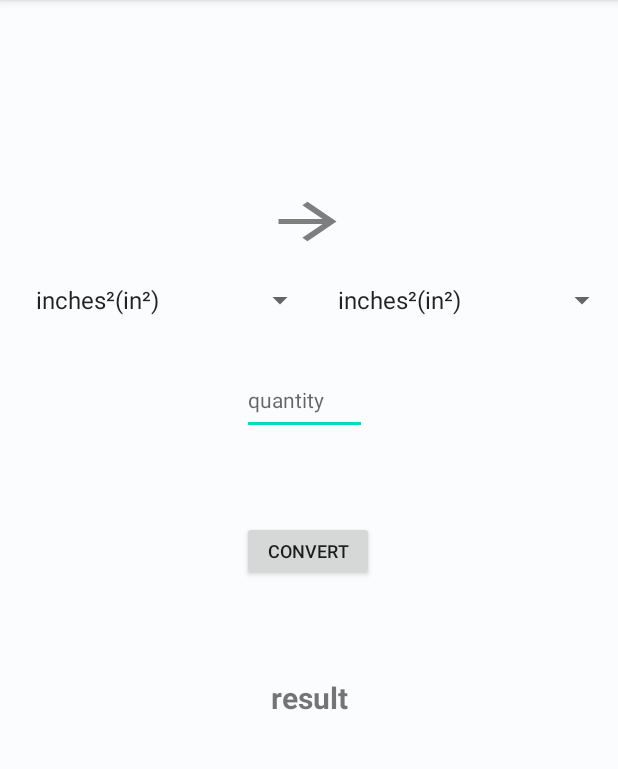
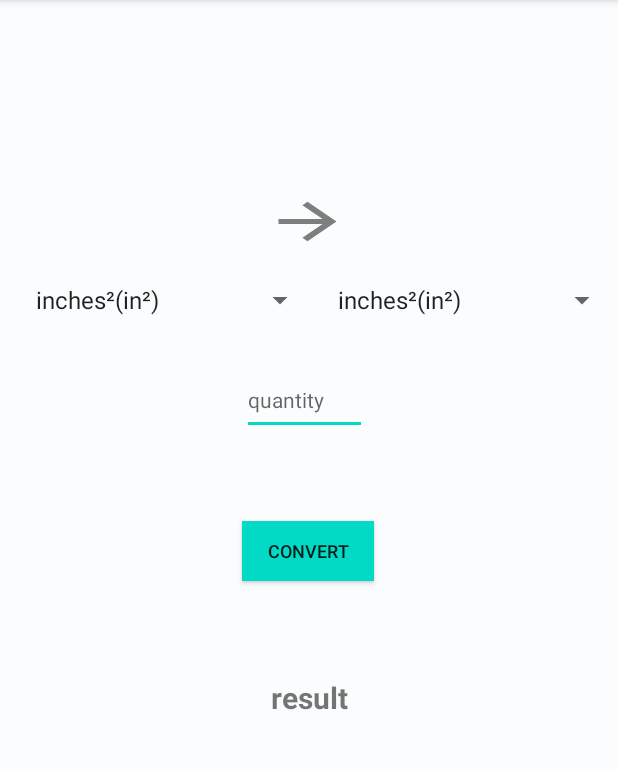
Before and after one commit to KLubin1/Travelers_Calculator, an Android app: the fragment AreaFragment shown on its own in the app's theme, on a phone screen of 412 x 824 dp, the part 84-853 px from its top. Run offline under Robolectric (Android 15) with nearby library versions, the phone set to English and light mode, and no system bars.

Commit message:
Changed units' convert button color

```diff
--- a/app/src/main/res/layout/fragment_units_area.xml
+++ b/app/src/main/res/layout/fragment_units_area.xml
@@ -80,6 +80,7 @@
         android:layout_height="40dp"
         android:text="convert"
         android:textSize="12sp"
+        android:background="@color/colorAccent"
         app:layout_constraintBottom_toBottomOf="parent"
         app:layout_constraintEnd_toEndOf="parent"
         app:layout_constraintHorizontal_bias="0.498"
--- a/app/src/main/res/layout/fragment_units_length.xml
+++ b/app/src/main/res/layout/fragment_units_length.xml
@@ -82,6 +82,7 @@
         android:layout_height="40dp"
         android:text="convert"
         android:textSize="12sp"
+        android:background="@color/colorAccent"
         app:layout_constraintBottom_toBottomOf="parent"
         app:layout_constraintEnd_toEndOf="parent"
         app:layout_constraintHorizontal_bias="0.498"
--- a/app/src/main/res/layout/fragment_units_temperature.xml
+++ b/app/src/main/res/layout/fragment_units_temperature.xml
@@ -80,6 +80,7 @@
         android:layout_height="40dp"
         android:text="convert"
         android:textSize="12sp"
+        android:background="@color/colorAccent"
         app:layout_constraintBottom_toBottomOf="parent"
         app:layout_constraintEnd_toEndOf="parent"
         app:layout_constraintHorizontal_bias="0.498"
--- a/app/src/main/res/layout/fragment_units_volume.xml
+++ b/app/src/main/res/layout/fragment_units_volume.xml
@@ -80,6 +80,7 @@
         android:layout_height="40dp"
         android:text="convert"
         android:textSize="12sp"
+        android:background="@color/colorAccent"
         app:layout_constraintBottom_toBottomOf="parent"
         app:layout_constraintEnd_toEndOf="parent"
         app:layout_constraintHorizontal_bias="0.498"
```
